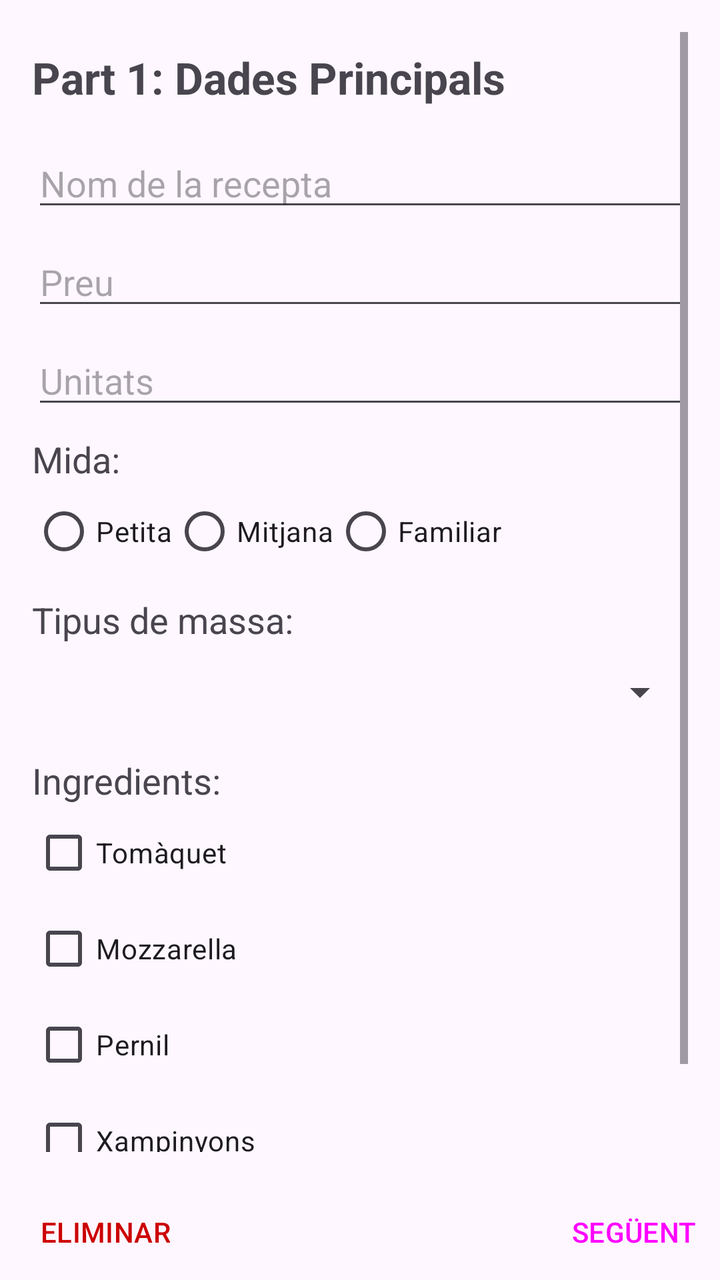
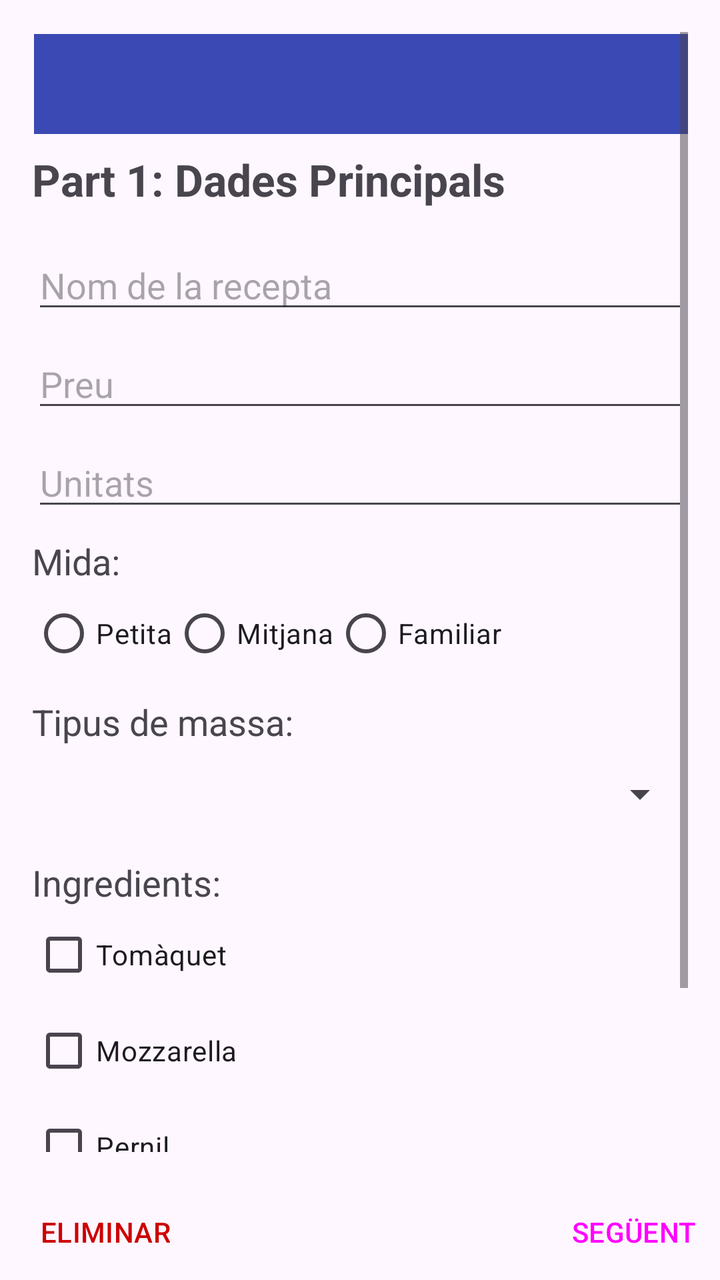

Before-and-after screenshots of an Android layout around one commit, followed by the original layout XML and the change that was made.
<!-- AndroidManifest.xml: application theme Theme.Examen1 -->
<!-- res/layout/activity_create_edit_p1.xml -->
<?xml version="1.0" encoding="utf-8"?>
<androidx.constraintlayout.widget.ConstraintLayout xmlns:android="http://schemas.android.com/apk/res/android"
    xmlns:app="http://schemas.android.com/apk/res-auto"
    xmlns:tools="http://schemas.android.com/tools"
    android:id="@+id/main"
    android:layout_width="match_parent"
    android:layout_height="match_parent"
    tools:context=".CreateEditP1Activity">

    <ScrollView
        android:layout_width="match_parent"
        android:layout_height="0dp"
        android:padding="16dp"
        app:layout_constraintBottom_toTopOf="@+id/buttonsLayout"
        app:layout_constraintTop_toTopOf="parent">

        <LinearLayout
            android:layout_width="match_parent"
            android:layout_height="wrap_content"
            android:orientation="vertical">

            <TextView
                android:layout_width="wrap_content"
                android:layout_height="wrap_content"
                android:layout_marginTop="8dp"
                android:text="Part 1: Dades Principals"
                android:textSize="22sp"
                android:textStyle="bold" />

            <EditText
                android:id="@+id/editTextNom"
                android:layout_width="match_parent"
                android:layout_height="wrap_content"
                android:layout_marginTop="16dp"
                android:hint="Nom de la recepta"
                android:inputType="textPersonName" />

            <EditText
                android:id="@+id/editTextPreu"
                android:layout_width="match_parent"
                android:layout_height="wrap_content"
                android:layout_marginTop="8dp"
                android:hint="Preu"
                android:inputType="numberDecimal" />

            <EditText
                android:id="@+id/editTextUnitats"
                android:layout_width="match_parent"
                android:layout_height="wrap_content"
                android:layout_marginTop="8dp"
                android:hint="Unitats"
                android:inputType="number" />

            <TextView
                android:layout_width="wrap_content"
                android:layout_height="wrap_content"
                android:layout_marginTop="8dp"
                android:text="Mida:"
                android:textSize="18sp" />

            <RadioGroup
                android:id="@+id/radioGroupMida"
                android:layout_width="match_parent"
                android:layout_height="wrap_content"
                android:orientation="horizontal">

                <RadioButton
                    android:id="@+id/radioMidaPetita"
                    android:layout_width="wrap_content"
                    android:layout_height="wrap_content"
                    android:text="Petita" />

                <RadioButton
                    android:id="@+id/radioMidaMitjana"
                    android:layout_width="wrap_content"
                    android:layout_height="wrap_content"
                    android:text="Mitjana" />

                <RadioButton
                    android:id="@+id/radioMidaFamiliar"
                    android:layout_width="wrap_content"
                    android:layout_height="wrap_content"
                    android:text="Familiar" />
            </RadioGroup>

            <TextView
                android:layout_width="wrap_content"
                android:layout_height="wrap_content"
                android:layout_marginTop="8dp"
                android:text="Tipus de massa:"
                android:textSize="18sp" />

            <Spinner
                android:id="@+id/spinnerMassa"
                android:layout_width="match_parent"
                android:layout_height="48dp" />

            <TextView
                android:layout_width="wrap_content"
                android:layout_height="wrap_content"
                android:layout_marginTop="8dp"
                android:text="Ingredients:"
                android:textSize="18sp" />

            <CheckBox
                android:id="@+id/checkTomaquet"
                android:layout_width="wrap_content"
                android:layout_height="wrap_content"
                android:text="Tomàquet" />

            <CheckBox
                android:id="@+id/checkMozzarella"
                android:layout_width="wrap_content"
                android:layout_height="wrap_content"
                android:text="Mozzarella" />

            <CheckBox
                android:id="@+id/checkPernil"
                android:layout_width="wrap_content"
                android:layout_height="wrap_content"
                android:text="Pernil" />

            <CheckBox
                android:id="@+id/checkXampinyons"
                android:layout_width="wrap_content"
                android:layout_height="wrap_content"
                android:text="Xampinyons" />

            <ToggleButton
                android:id="@+id/togglePinya"
                android:layout_width="wrap_content"
                android:layout_height="wrap_content"
                android:textOff="Sense Pinya"
                android:textOn="Amb Pinya!" />

        </LinearLayout>
    </ScrollView>

    <LinearLayout
        android:id="@+id/buttonsLayout"
        android:layout_width="match_parent"
        android:layout_height="wrap_content"
        android:orientation="horizontal"
        style="?android:attr/buttonBarStyle"
        app:layout_constraintBottom_toBottomOf="parent">

        <Button
            android:id="@+id/buttonEliminarP1"
            style="?android:attr/buttonBarButtonStyle"
            android:layout_width="wrap_content"
            android:layout_height="wrap_content"
            android:text="ELIMINAR"
            android:textColor="@android:color/holo_red_dark" />

        <View
            android:layout_width="0dp"
            android:layout_height="0dp"
            android:layout_weight="1" />

        <Button
            android:id="@+id/buttonSeguent"
            style="?android:attr/buttonBarButtonStyle"
            android:layout_width="wrap_content"
            android:layout_height="wrap_content"
            android:text="SEGÜENT" />
    </LinearLayout>

</androidx.constraintlayout.widget.ConstraintLayout>
<!-- resources referenced by this layout -->
<resources>
  <style name="Theme.Examen1" parent="Base.Theme.Examen1" />
  <style name="Base.Theme.Examen1" parent="Theme.Material3.DayNight.NoActionBar">
          
          
      </style>
</resources>

<!-- the commit's change to res/layout/activity_create_edit_p1.xml (unified diff, before → after) -->
@@ -18,6 +18,17 @@
             android:layout_width="match_parent"
             android:layout_height="wrap_content"
             android:orientation="vertical">
+            <LinearLayout
+                android:layout_width="409dp"
+                android:layout_height="50dp"
+                android:layout_marginStart="1dp"
+                android:layout_marginTop="1dp"
+                android:layout_marginEnd="1dp"
+                android:background="#3A49B3"
+                android:orientation="horizontal"
+                app:layout_constraintEnd_toEndOf="parent"
+                app:layout_constraintStart_toStartOf="parent"
+                app:layout_constraintTop_toTopOf="parent"></LinearLayout>
 
             <TextView
                 android:layout_width="wrap_content"
@@ -162,7 +173,10 @@
             style="?android:attr/buttonBarButtonStyle"
             android:layout_width="wrap_content"
             android:layout_height="wrap_content"
+            android:onClick="goToP2"
             android:text="SEGÜENT" />
     </LinearLayout>
 
+
+
 </androidx.constraintlayout.widget.ConstraintLayout>
